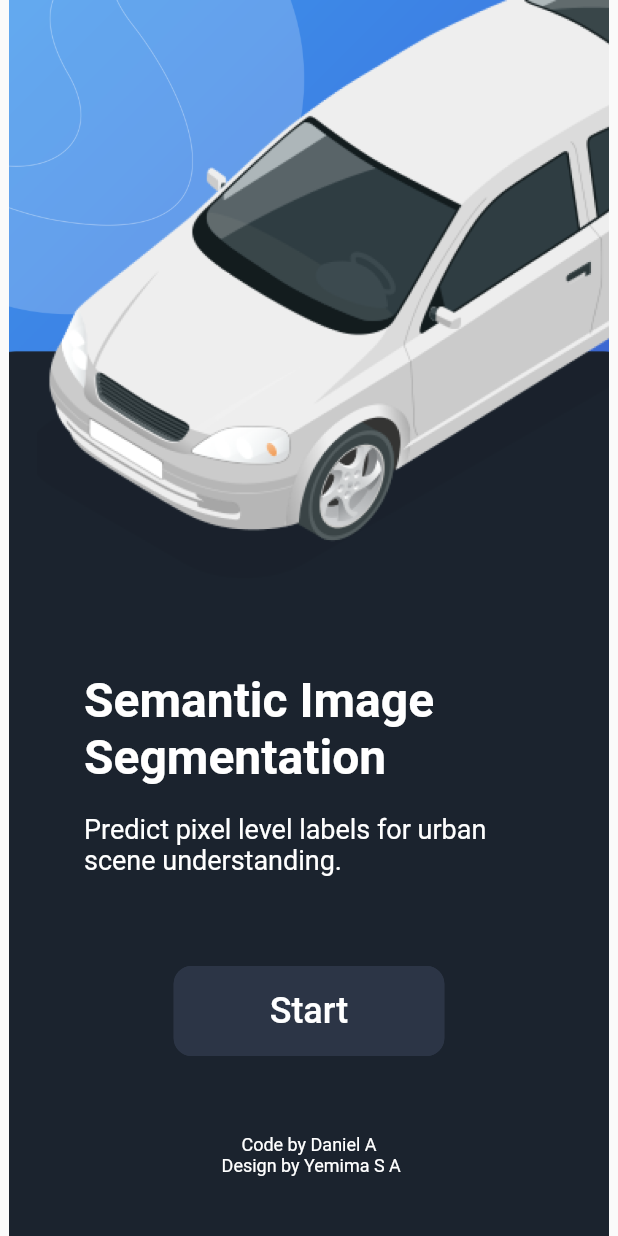
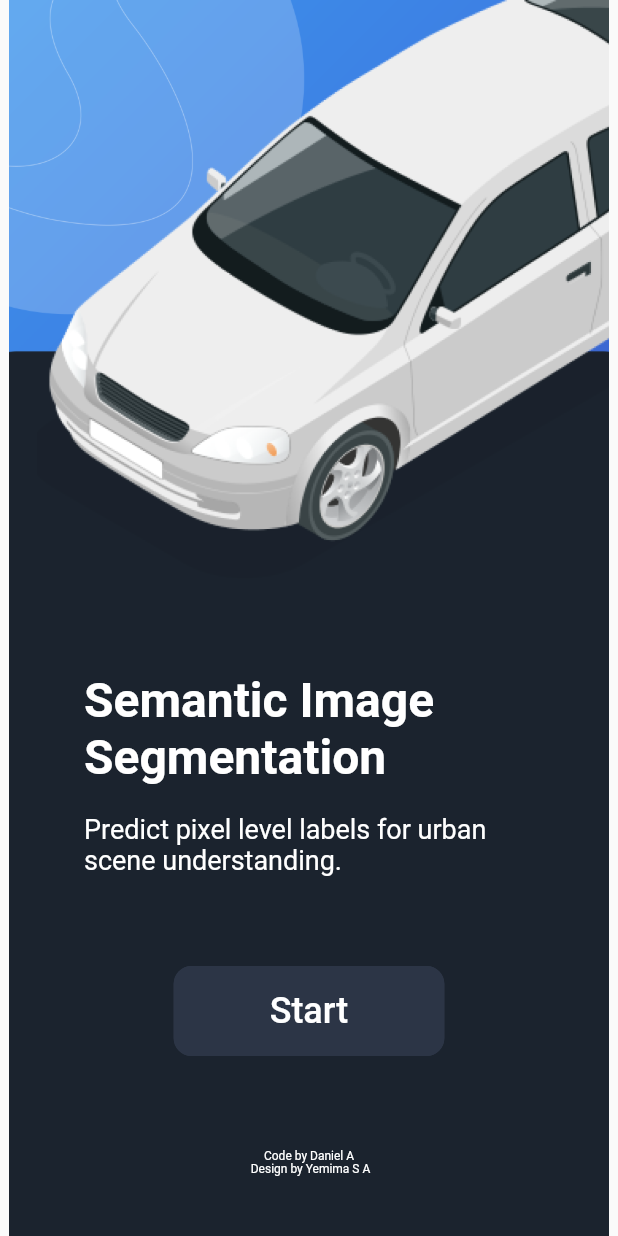
Before and after one commit to realdanielalexander/semantic-segmentation, a Flutter app: the screen it shows after launch, on a phone screen of 412 x 824 dp. Run offline on Flutter 3.47's test engine with Material 2 defaults, Android fonts, the light colour scheme and no system bars; our stand-ins replace dio, file_picker, image_picker, modal_progress_hud_nsn, rxdart; missing offline and left inert: dart:html.

Commit message:
Fix labels

```diff
--- a/lib/welcome_screen.dart
+++ b/lib/welcome_screen.dart
@@ -74,7 +74,7 @@ class WelcomeScreen extends StatelessWidget {
                     ),
                     Positioned(
                       bottom: 40,
-                      child: Text('Code by Daniel A \n Design by Yemima S A', textAlign: TextAlign.center, style: TextStyle(fontSize: 12, color: Colors.white),),
+                      child: Text('Code by Daniel A \n Design by Yemima S A', textAlign: TextAlign.center, style: TextStyle(fontSize: 8, color: Colors.white),),
                     ),
                     Positioned(
                       bottom: 120,
```
